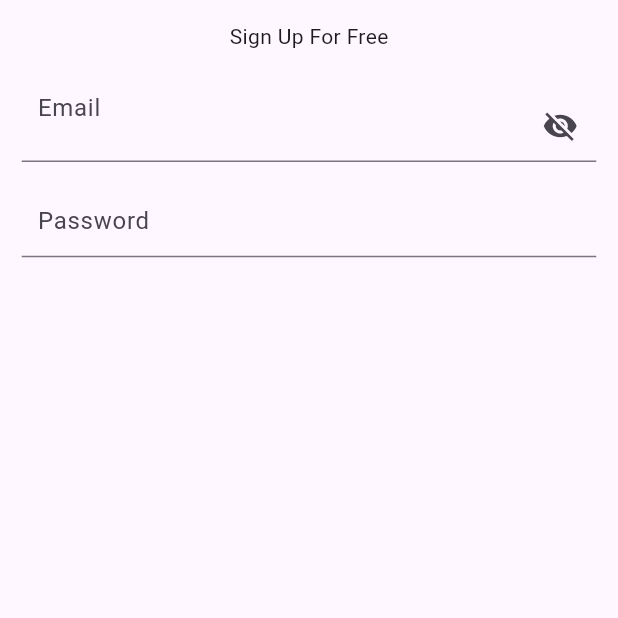
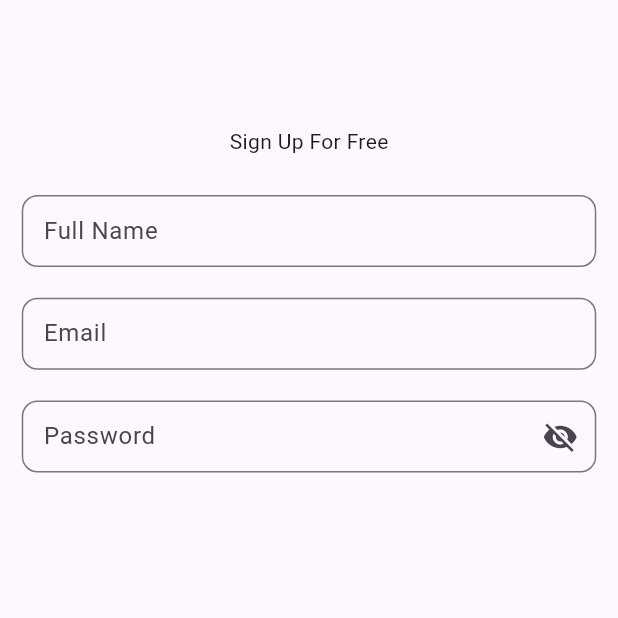
Before and after one commit to awisa-cpu/VegeMarket, a Flutter app: the SignUpView screen opened directly, on a phone screen of 412 x 824 dp, the top half of it. Run offline on Flutter 3.47's test engine with Material 2 defaults, Android fonts, the light colour scheme and no system bars.

Commit message:
added a name field for the sign up form

```diff
--- a/lib/Views/auth_views/sign_up.dart
+++ b/lib/Views/auth_views/sign_up.dart
@@ -10,6 +10,8 @@ class SignUpView extends StatefulWidget {
 class _SignUpViewState extends State<SignUpView> {
   late final TextEditingController _emailCon;
   late final TextEditingController _passwordCon;
+  late final TextEditingController _fullName;
+
   bool _showPassword = false;
 
   @override
@@ -17,12 +19,14 @@ class _SignUpViewState extends State<SignUpView> {
     super.initState();
     _emailCon = TextEditingController();
     _passwordCon = TextEditingController();
+    _fullName = TextEditingController();
   }
 
   @override
   void dispose() {
     _emailCon.dispose();
     _passwordCon.dispose();
+    _fullName.dispose();
     super.dispose();
   }
 
@@ -33,6 +37,9 @@ class _SignUpViewState extends State<SignUpView> {
         padding: const EdgeInsets.all(14.5),
         child: Column(
           children: [
+            const SizedBox(
+              height: 70,
+            ),
             //message
             const Text('Sign Up For Free'),
 
@@ -41,9 +48,46 @@ class _SignUpViewState extends State<SignUpView> {
               height: 25.5,
             ),
 
+            //name field
+            TextField(
+              controller: _fullName,
+              decoration: const InputDecoration(
+                hintText: 'Full Name',
+                contentPadding: EdgeInsets.symmetric(horizontal: 10.5),
+                border: OutlineInputBorder(
+                  borderRadius: BorderRadius.all(
+                    Radius.circular(10.5),
+                  ),
+                ),
+              ),
+              keyboardType: TextInputType.text,
+            ),
+
+            const SizedBox(
+              height: 20.5,
+            ),
+
             //email field
             TextField(
               controller: _emailCon,
+              decoration: const InputDecoration(
+                hintText: 'Email',
+                contentPadding: EdgeInsets.symmetric(horizontal: 10.5),
+                border: OutlineInputBorder(
+                  borderRadius: BorderRadius.all(
+                    Radius.circular(10.5),
+                  ),
+                ),
+              ),
+            ),
+            //
+            const SizedBox(
+              height: 20.5,
+            ),
+
+            //password field
+            TextField(
+              controller: _passwordCon,
               decoration: InputDecoration(
                 suffixIcon: IconButton(
                   onPressed: () {
@@ -55,21 +99,13 @@ class _SignUpViewState extends State<SignUpView> {
                     _showPassword ? Icons.visibility : Icons.visibility_off,
                   ),
                 ),
-                hintText: 'Email',
+                hintText: 'Password',
                 contentPadding: const EdgeInsets.symmetric(horizontal: 10.5),
-              ),
-            ),
-            //
-            const SizedBox(
-              height: 15.5,
-            ),
-
-            //password field
-            TextField(
-              controller: _passwordCon,
-              decoration: const InputDecoration(
-                hintText: 'Password',
-                contentPadding: EdgeInsets.symmetric(horizontal: 10.5),
+                border: const OutlineInputBorder(
+                  borderRadius: BorderRadius.all(
+                    Radius.circular(10.5),
+                  ),
+                ),
               ),
             ),
           ],
--- a/lib/main.dart
+++ b/lib/main.dart
@@ -22,12 +22,3 @@ class MyApp extends StatelessWidget {
     );
   }
 }
-
-class Home extends StatelessWidget {
-  const Home({super.key});
-
-  @override
-  Widget build(BuildContext context) {
-    return const Placeholder();
-  }
-}
```
